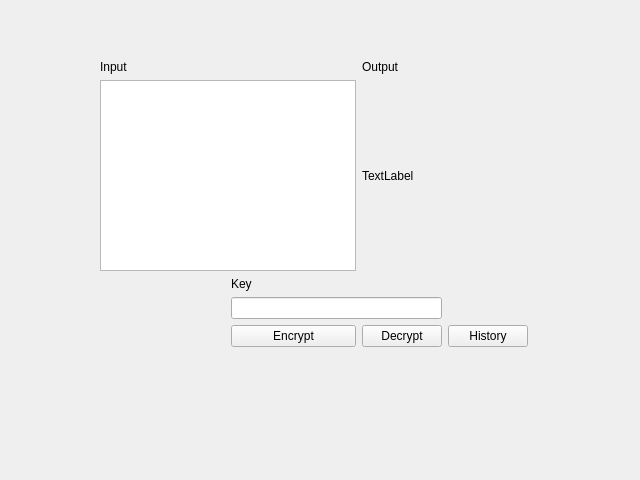
Old version of the form uiver1.ui in the repository nick17773/ProgrammingAssesment2.7.
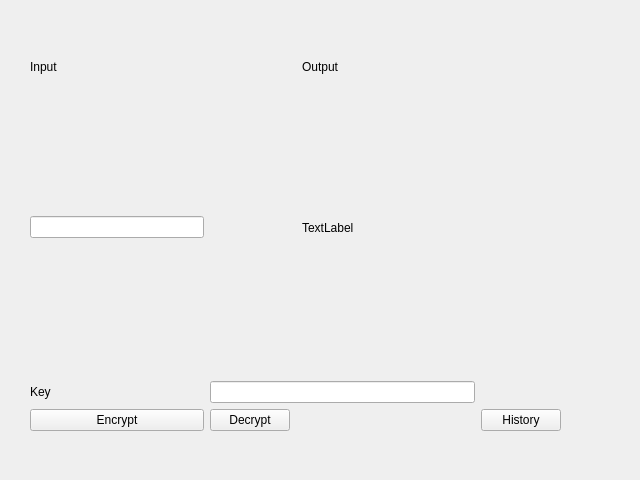
New version of the form.

What changed in the file:
```diff
--- a/uiver1.ui
+++ b/uiver1.ui
@@ -13,70 +13,100 @@
   <property name="windowTitle">
    <string>Form</string>
   </property>
-  <widget class="QWidget" name="">
+  <widget class="QWidget" name="formLayoutWidget">
    <property name="geometry">
     <rect>
-     <x>100</x>
+     <x>30</x>
      <y>60</y>
-     <width>501</width>
-     <height>287</height>
+     <width>531</width>
+     <height>371</height>
     </rect>
    </property>
+   <layout class="QFormLayout" name="formLayout">
+    <item row="0" column="0" colspan="2">
    <layout class="QGridLayout" name="gridLayout">
     <item row="0" column="0">
-     <widget class="QLabel" name="label_2">
+       <widget class="QLabel" name="label">
       <property name="text">
        <string>Input</string>
       </property>
      </widget>
     </item>
+      <item row="3" column="0">
+       <widget class="QPushButton" name="pushButton_3">
+        <property name="text">
+         <string>Encrypt</string>
+        </property>
+       </widget>
+      </item>
+      <item row="1" column="1">
+       <spacer name="verticalSpacer">
+        <property name="orientation">
+         <enum>Qt::Vertical</enum>
+        </property>
+        <property name="sizeHint" stdset="0">
+         <size>
+          <width>20</width>
+          <height>40</height>
+         </size>
+        </property>
+       </spacer>
+      </item>
     <item row="3" column="1">
+       <widget class="QPushButton" name="pushButton">
+        <property name="text">
+         <string>Decrypt</string>
+        </property>
+       </widget>
+      </item>
+      <item row="0" column="3">
+       <widget class="QLabel" name="label_2">
+        <property name="text">
+         <string>Output</string>
+        </property>
+       </widget>
+      </item>
+      <item row="3" column="3">
+       <spacer name="horizontalSpacer">
+        <property name="orientation">
+         <enum>Qt::Horizontal</enum>
+        </property>
+        <property name="sizeHint" stdset="0">
+         <size>
+          <width>40</width>
+          <height>20</height>
+         </size>
+        </property>
+       </spacer>
+      </item>
+      <item row="2" column="1" colspan="3">
+       <widget class="QLineEdit" name="lineEdit_2"/>
+      </item>
+      <item row="1" column="0">
+       <widget class="QLineEdit" name="lineEdit"/>
+      </item>
+      <item row="2" column="0">
      <widget class="QLabel" name="label_4">
       <property name="text">
        <string>Key</string>
       </property>
      </widget>
     </item>
-    <item row="4" column="1" colspan="2">
-     <widget class="QLineEdit" name="lineEdit"/>
-    </item>
-    <item row="1" column="0" rowspan="2" colspan="2">
-     <widget class="QPlainTextEdit" name="plainTextEdit"/>
-    </item>
-    <item row="1" column="2" rowspan="2" colspan="3">
-     <widget class="QLabel" name="label">
-      <property name="text">
-       <string>TextLabel</string>
-      </property>
-     </widget>
-    </item>
-    <item row="0" column="2">
-     <widget class="QLabel" name="label_3">
-      <property name="text">
-       <string>Output</string>
-      </property>
-     </widget>
-    </item>
-    <item row="5" column="2">
+      <item row="3" column="4">
      <widget class="QPushButton" name="pushButton_2">
       <property name="text">
-       <string>Decrypt</string>
-      </property>
-     </widget>
-    </item>
-    <item row="5" column="1">
-     <widget class="QPushButton" name="pushButton">
-      <property name="text">
-       <string>Encrypt</string>
-      </property>
-     </widget>
-    </item>
-    <item row="5" column="3">
-     <widget class="QPushButton" name="pushButton_3">
-      <property name="text">
        <string>History</string>
       </property>
      </widget>
+      </item>
+      <item row="1" column="3">
+       <widget class="QLabel" name="label_3">
+        <property name="text">
+         <string>TextLabel</string>
+        </property>
+       </widget>
+      </item>
+     </layout>
     </item>
    </layout>
   </widget>
```
Lines whose indentation alone changed are shown as unchanged.
